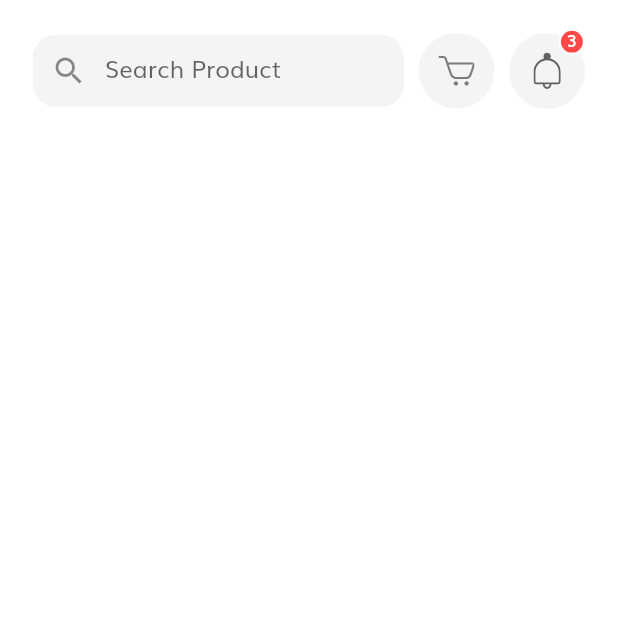
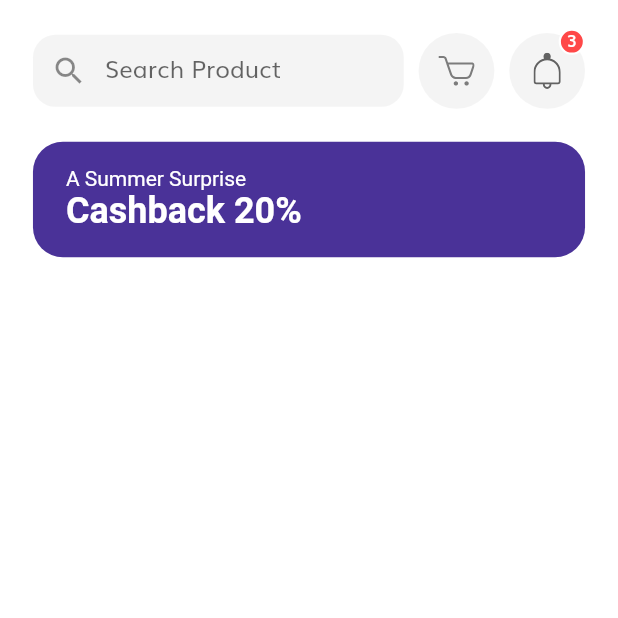
Before and after one commit to ElXak/e_shop, a Flutter app: the HomeScreen screen opened by its route, on a phone screen of 412 x 824 dp, the top half of it. Run offline on Flutter 3.47's test engine with Material 2 defaults, Android fonts, the phone set to English and light mode, and no system bars; our stand-ins replace flutter_svg.

Commit message:
Discount Banner

```diff
--- a/lib/main.dart
+++ b/lib/main.dart
@@ -14,7 +14,7 @@ class MyApp extends StatelessWidget {
   Widget build(BuildContext context) {
     return MaterialApp(
       debugShowCheckedModeBanner: false,
-      title: 'Flutter Demo',
+      title: 'Lamode.TJ',
       theme: theme(),
       // home: SplashScreen(),
       initialRoute: SplashScreen.routeName,
--- a/lib/screens/home/components/body.dart
+++ b/lib/screens/home/components/body.dart
@@ -2,6 +2,7 @@ import 'package:flutter/material.dart';
 
 import '../../../size_config.dart';
 import '../../../components/home_header.dart';
+import 'discount_banner.dart';
 
 class Body extends StatelessWidget {
   @override
@@ -12,6 +13,8 @@ class Body extends StatelessWidget {
           children: [
             SizedBox(height: getProportionateScreenWidth(20)),
             HomeHeader(),
+            SizedBox(height: getProportionateScreenWidth(20)),
+            DiscountBanner(),
           ],
         ),
       ),
--- /dev/null
+++ b/lib/screens/home/components/discount_banner.dart
@@ -0,0 +1,38 @@
+import 'package:flutter/material.dart';
+
+import '../../../size_config.dart';
+
+class DiscountBanner extends StatelessWidget {
+  const DiscountBanner({
+    Key key,
+  }) : super(key: key);
+
+  @override
+  Widget build(BuildContext context) {
+    return Container(
+      margin: EdgeInsets.symmetric(horizontal: getProportionateScreenWidth(20)),
+      padding: EdgeInsets.symmetric(
+        horizontal: getProportionateScreenWidth(20),
+        vertical: getProportionateScreenWidth(15),
+      ),
+      width: double.infinity,
+      // height: 90,
+      decoration: BoxDecoration(
+        color: Color(0xFF4A3298),
+        borderRadius: BorderRadius.circular(20),
+      ),
+      child: Text.rich(
+        TextSpan(
+          text: 'A Summer Surprise\n',
+          style: TextStyle(color: Colors.white),
+          children: [
+            TextSpan(
+              text: 'Cashback 20%',
+              style: TextStyle(fontSize: 24, fontWeight: FontWeight.bold),
+            ),
+          ],
+        ),
+      ),
+    );
+  }
+}
```
